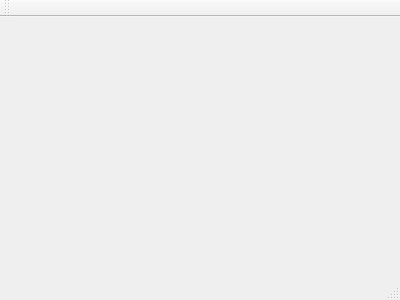
First picture: the form in mainwindow.ui, repository luluma21/projet_vision, before the edit.
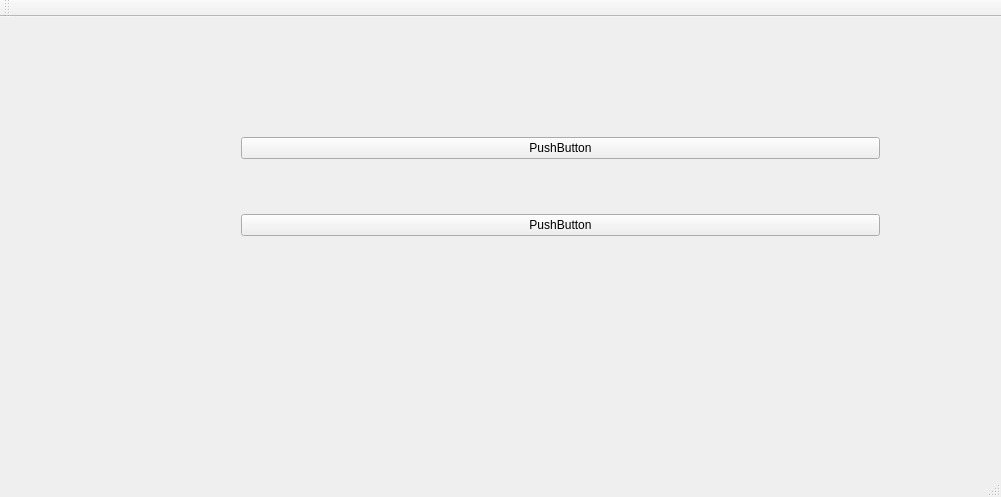
Second picture: the form after the edit.

```diff
--- a/mainwindow.ui
+++ b/mainwindow.ui
@@ -1,24 +1,66 @@
 <ui version="4.0">
  <class>MainWindow</class>
- <widget class="QMainWindow" name="MainWindow" >
-  <property name="geometry" >
+ <widget class="QMainWindow" name="MainWindow">
+  <property name="geometry">
    <rect>
     <x>0</x>
     <y>0</y>
-    <width>400</width>
-    <height>300</height>
+    <width>1001</width>
+    <height>497</height>
    </rect>
   </property>
   <property name="windowTitle" >
    <string>MainWindow</string>
   </property>
-  <widget class="QMenuBar" name="menuBar" />
-  <widget class="QToolBar" name="mainToolBar" />
-  <widget class="QWidget" name="centralWidget" />
-  <widget class="QStatusBar" name="statusBar" />
+  <widget class="QWidget" name="centralWidget">
+   <widget class="QWidget" name="verticalLayoutWidget">
+    <property name="geometry">
+     <rect>
+      <x>230</x>
+      <y>60</y>
+      <width>661</width>
+      <height>221</height>
+     </rect>
+    </property>
+    <layout class="QVBoxLayout" name="verticalLayout">
+     <item>
+      <widget class="QPushButton" name="pushButton_2">
+       <property name="text">
+        <string>PushButton</string>
+       </property>
+      </widget>
+     </item>
+     <item>
+      <widget class="QPushButton" name="pushButton">
+       <property name="text">
+        <string>PushButton</string>
+       </property>
+      </widget>
+     </item>
+    </layout>
+   </widget>
+  </widget>
+  <widget class="QMenuBar" name="menuBar">
+   <property name="geometry">
+    <rect>
+     <x>0</x>
+     <y>0</y>
+     <width>1001</width>
+     <height>26</height>
+    </rect>
+   </property>
+  </widget>
+  <widget class="QToolBar" name="mainToolBar">
+   <attribute name="toolBarArea">
+    <enum>TopToolBarArea</enum>
+   </attribute>
+   <attribute name="toolBarBreak">
+    <bool>false</bool>
+   </attribute>
+  </widget>
+  <widget class="QStatusBar" name="statusBar"/>
  </widget>
- <layoutDefault spacing="6" margin="11" />
- <pixmapfunction></pixmapfunction>
+ <layoutdefault spacing="6" margin="11"/>
  <resources/>
  <connections/>
 </ui>
```
Left out of the diff: 3 changed lines with no effect on the pictures.
